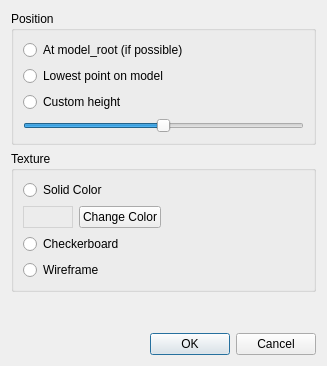
This is tools/ModView/ChangeFloor.ui in xycaleth/OpenJK as Qt 5 draws it before an edit. The edited form follows.
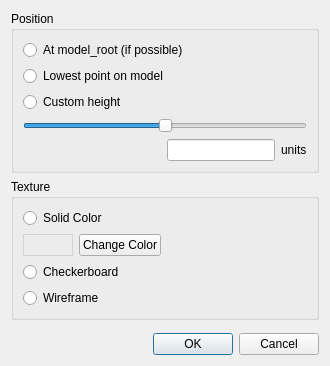
This is the edited form.

Commit message: [ModView] Add code for floor Z slider

```diff
--- a/tools/ModView/ChangeFloor.ui
+++ b/tools/ModView/ChangeFloor.ui
@@ -6,7 +6,7 @@
    <rect>
     <x>0</x>
     <y>0</y>
-    <width>327</width>
+    <width>330</width>
     <height>366</height>
    </rect>
   </property>
@@ -54,6 +54,55 @@
         </property>
        </widget>
       </item>
+      <item>
+       <layout class="QHBoxLayout" name="horizontalLayout_2">
+        <item>
+         <spacer name="horizontalSpacer_2">
+          <property name="orientation">
+           <enum>Qt::Horizontal</enum>
+          </property>
+          <property name="sizeType">
+           <enum>QSizePolicy::Expanding</enum>
+          </property>
+          <property name="sizeHint" stdset="0">
+           <size>
+            <width>40</width>
+            <height>20</height>
+           </size>
+          </property>
+         </spacer>
+        </item>
+        <item>
+         <widget class="QLineEdit" name="heightTextbox">
+          <property name="sizePolicy">
+           <sizepolicy hsizetype="Preferred" vsizetype="Fixed">
+            <horstretch>0</horstretch>
+            <verstretch>0</verstretch>
+           </sizepolicy>
+          </property>
+          <property name="minimumSize">
+           <size>
+            <width>0</width>
+            <height>0</height>
+           </size>
+          </property>
+         </widget>
+        </item>
+        <item>
+         <widget class="QLabel" name="heightLabel">
+          <property name="sizePolicy">
+           <sizepolicy hsizetype="Preferred" vsizetype="Preferred">
+            <horstretch>0</horstretch>
+            <verstretch>0</verstretch>
+           </sizepolicy>
+          </property>
+          <property name="text">
+           <string>units</string>
+          </property>
+         </widget>
+        </item>
+       </layout>
+      </item>
      </layout>
     </widget>
    </item>
@@ -87,7 +136,7 @@
            </size>
           </property>
           <property name="autoFillBackground">
-           <bool>true</bool>
+           <bool>false</bool>
           </property>
           <property name="styleSheet">
            <string notr="true">border: 1px solid lightgrey</string>
```
Left out of the diff: 38 changed lines with no effect on the pictures. The commit also changes 5 other files.
